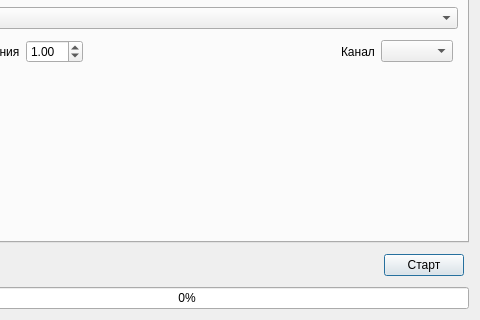
Above: dem_road_analysis_dialog_base.ui from DmitryDobr/Dem-Road-Calculator-QGIS-Plugin before the change; both pictures show x 106 to 586 and y 107 to 427 of the 586 by 427 pixel window. Below: the same form after it.
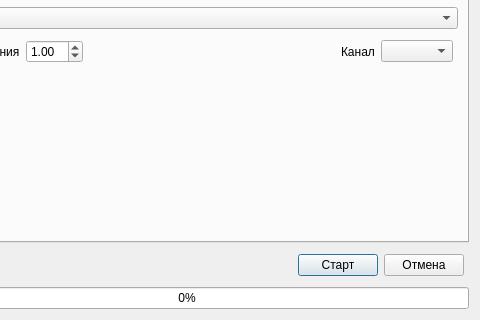
That is the form after the change. Custom widgets are drawn as their Qt base class.

```diff
--- a/dem_road_analysis_dialog_base.ui
+++ b/dem_road_analysis_dialog_base.ui
@@ -55,6 +55,13 @@
        </property>
       </widget>
      </item>
+     <item>
+      <widget class="QPushButton" name="pushButton_stop">
+       <property name="text">
+        <string>Отмена</string>
+       </property>
+      </widget>
+     </item>
     </layout>
    </item>
    <item row="0" column="0">
```
Left out of the diff: 2 changed lines with no effect on the pictures.
